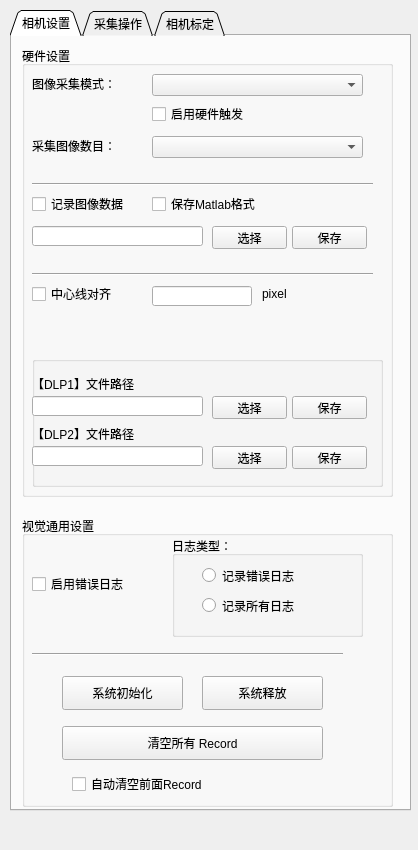
The window that CarameModel/CameraSetting.ui (chuandongxu/AOI) describes before a commit, drawn with Qt 5.
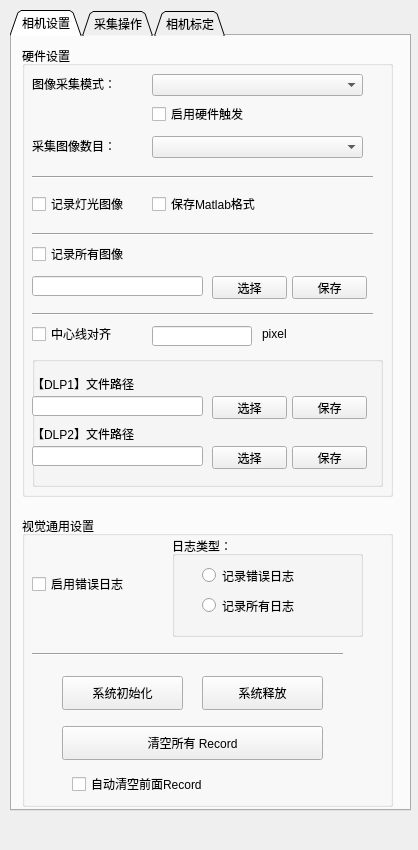
The same window after the commit.

```diff
--- a/CarameModel/CameraSetting.ui
+++ b/CarameModel/CameraSetting.ui
@@ -64,7 +64,7 @@
       <property name="geometry">
        <rect>
         <x>10</x>
-        <y>180</y>
+        <y>230</y>
         <width>171</width>
         <height>20</height>
        </rect>
@@ -74,7 +74,7 @@
       <property name="geometry">
        <rect>
         <x>190</x>
-        <y>180</y>
+        <y>230</y>
         <width>75</width>
         <height>23</height>
        </rect>
@@ -87,7 +87,7 @@
       <property name="geometry">
        <rect>
         <x>270</x>
-        <y>180</y>
+        <y>230</y>
         <width>75</width>
         <height>23</height>
        </rect>
@@ -100,13 +100,13 @@
       <property name="geometry">
        <rect>
         <x>10</x>
-        <y>150</y>
+        <y>200</y>
         <width>121</width>
         <height>16</height>
        </rect>
       </property>
       <property name="text">
-       <string>记录图像数据</string>
+       <string>记录所有图像</string>
       </property>
      </widget>
      <widget class="QCheckBox" name="checkBox_4">
@@ -126,7 +126,7 @@
       <property name="geometry">
        <rect>
         <x>10</x>
-        <y>130</y>
+        <y>123</y>
         <width>341</width>
         <height>16</height>
        </rect>
@@ -162,7 +162,7 @@
       <property name="geometry">
        <rect>
         <x>10</x>
-        <y>240</y>
+        <y>280</y>
         <width>121</width>
         <height>16</height>
        </rect>
@@ -175,7 +175,7 @@
       <property name="geometry">
        <rect>
         <x>130</x>
-        <y>240</y>
+        <y>280</y>
         <width>100</width>
         <height>20</height>
        </rect>
@@ -185,7 +185,7 @@
       <property name="geometry">
        <rect>
         <x>10</x>
-        <y>220</y>
+        <y>260</y>
         <width>341</width>
         <height>16</height>
        </rect>
@@ -332,7 +332,7 @@
       <property name="geometry">
        <rect>
         <x>240</x>
-        <y>240</y>
+        <y>280</y>
         <width>41</width>
         <height>16</height>
        </rect>
@@ -341,6 +341,32 @@
        <string>pixel</string>
       </property>
      </widget>
+     <widget class="QCheckBox" name="checkBox_3">
+      <property name="geometry">
+       <rect>
+        <x>10</x>
+        <y>150</y>
+        <width>121</width>
+        <height>16</height>
+       </rect>
+      </property>
+      <property name="text">
+       <string>记录灯光图像</string>
+      </property>
+     </widget>
+     <widget class="Line" name="line_6">
+      <property name="geometry">
+       <rect>
+        <x>10</x>
+        <y>180</y>
+        <width>341</width>
+        <height>16</height>
+       </rect>
+      </property>
+      <property name="orientation">
+       <enum>Qt::Horizontal</enum>
+      </property>
+     </widget>
     </widget>
     <widget class="QGroupBox" name="groupBox_2">
      <property name="geometry">
```
